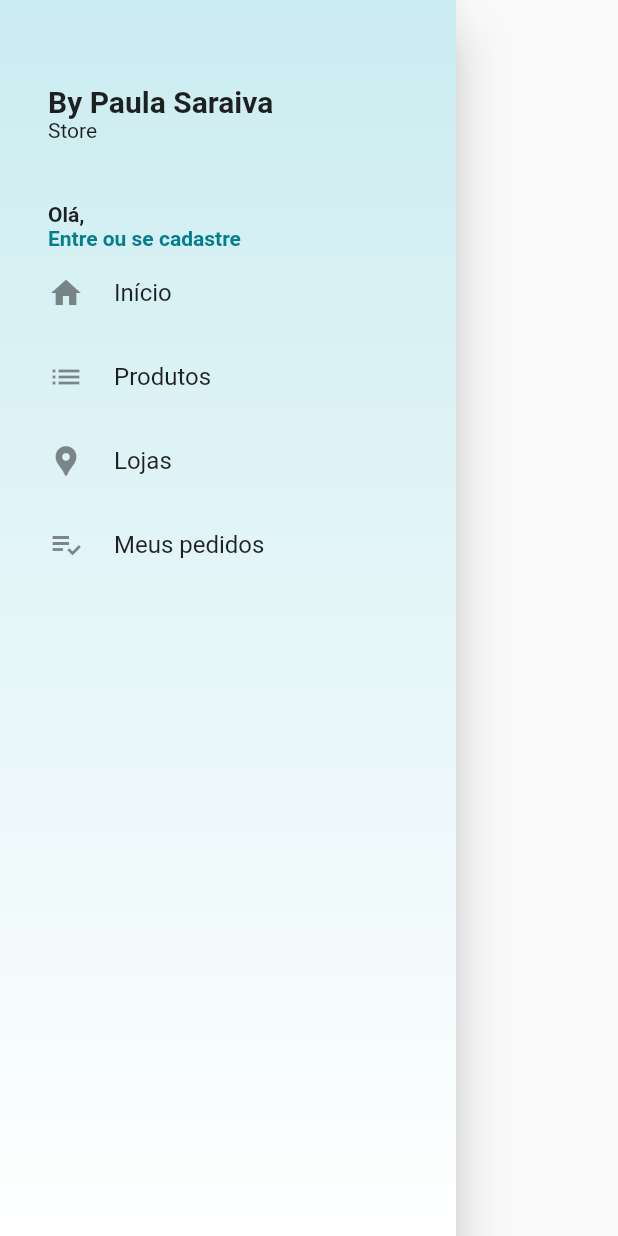
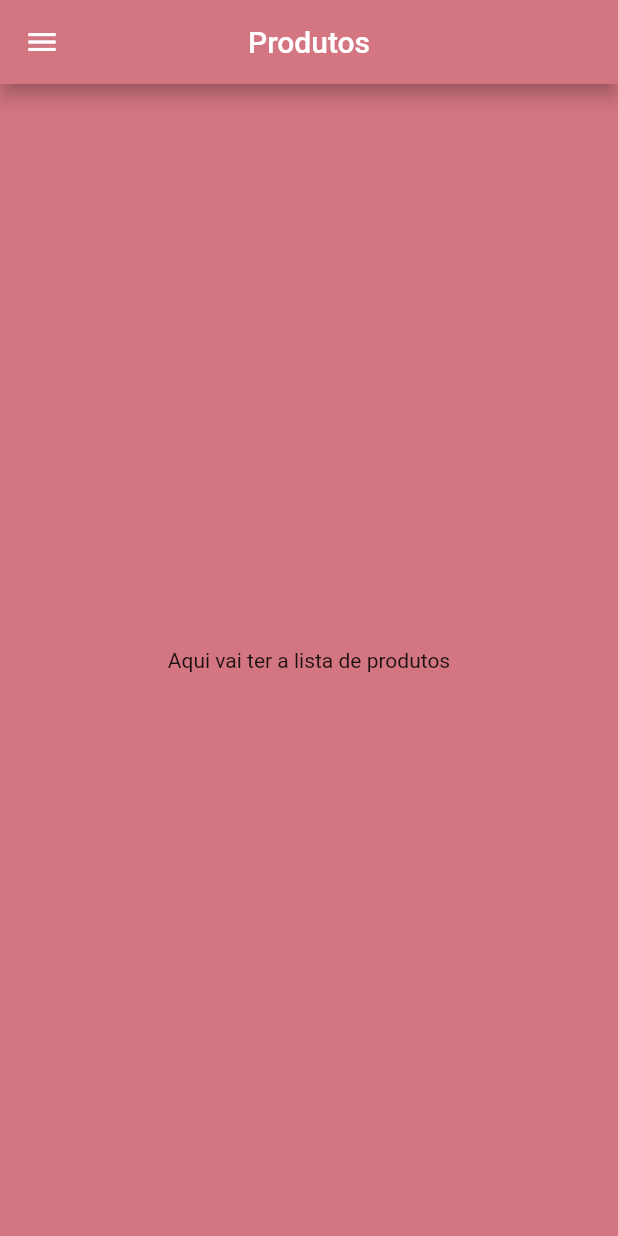
Before and after one commit to albertobezerra/storebypaulasaraiva_flutter, a Flutter app: the CustomDrawer widget shown alone on an empty page, opened directly, after a tap on "Produtos", on a phone screen of 412 x 824 dp. Run offline on Flutter 3.47's test engine with Material 2 defaults, Android fonts, the phone set to English and light mode, and no system bars; our stand-ins replace cloud_firestore, transparent_image; accounts and stored records are empty.

Commit message:
Visual das telas e drawer finalizado

```diff
--- /dev/null
+++ b/lib/paginas/produtos.dart
@@ -0,0 +1,205 @@
+import 'package:flutter/material.dart';
+
+import '../homepage.dart';
+import 'lojas.dart';
+import 'pedidos.dart';
+
+class Produtos extends StatelessWidget {
+  const Produtos({Key? key}) : super(key: key);
+
+  @override
+  Widget build(BuildContext context) {
+    final GlobalKey<ScaffoldState> _scaffoldKey =
+        new GlobalKey<ScaffoldState>();
+    return Scaffold(
+      key: _scaffoldKey,
+      drawer: Drawer(
+        child: Stack(
+          children: [
+            _buildDrawerBack(),
+            ListView(
+              padding: EdgeInsets.only(left: 32, top: 20),
+              children: [
+                Container(
+                  margin: EdgeInsets.only(bottom: 8),
+                  padding: EdgeInsets.fromLTRB(0, 16, 16, 8),
+                  height: MediaQuery.of(context).size.height,
+                  child: Stack(
+                    children: [
+                      Column(
+                        children: [
+                          Container(
+                            alignment: Alignment.topLeft,
+                            margin: EdgeInsets.only(top: 20),
+                            child: Text(
+                              'By Paula Saraiva',
+                              style: TextStyle(
+                                fontSize: 20,
+                                fontWeight: FontWeight.bold,
+                              ),
+                            ),
+                          ),
+                          Container(
+                            alignment: Alignment.topLeft,
+                            child: Text(
+                              'Store',
+                              style: TextStyle(
+                                fontSize: 14,
+                                fontWeight: FontWeight.w400,
+                              ),
+                            ),
+                          ),
+                          SizedBox(height: 20),
+                          Container(
+                            alignment: Alignment.topLeft,
+                            margin: EdgeInsets.only(top: 20),
+                            child: Column(
+                              crossAxisAlignment: CrossAxisAlignment.start,
+                              children: [
+                                TextButton(
+                                  onPressed: () {},
+                                  style: TextButton.styleFrom(
+                                    primary: Colors.white,
+                                    backgroundColor:
+                                        Color.fromARGB(255, 211, 118, 130),
+                                    onSurface: Colors.grey,
+                                  ),
+                                  child: Text('Entrar para comprar'),
+                                )
+                              ],
+                            ),
+                          ),
+                          Expanded(
+                            child: ListView(
+                              children: <Widget>[
+                                ListTile(
+                                  contentPadding:
+                                      EdgeInsets.zero, //tira o espaço padrão
+                                  title: Row(
+                                    children: <Widget>[
+                                      Icon(Icons.home),
+                                      SizedBox(width: 20),
+                                      Text("Início")
+                                    ],
+                                  ),
+                                  onTap: () {
+                                    Navigator.push(
+                                      context,
+                                      MaterialPageRoute(
+                                        builder: (context) => HomePage(),
+                                      ),
+                                    );
+                                  },
+                                ),
+                                ListTile(
+                                  contentPadding:
+                                      EdgeInsets.zero, //tira o espaço padrão
+                                  title: Row(
+                                    children: <Widget>[
+                                      Icon(
+                                        Icons.list,
+                                        color:
+                                            Color.fromARGB(255, 211, 118, 130),
+                                      ),
+                                      SizedBox(width: 20),
+                                      Text(
+                                        "Produtos",
+                                        style: TextStyle(
+                                          color: Color.fromARGB(
+                                              255, 211, 118, 130),
+                                        ),
+                                      )
+                                    ],
+                                  ),
+                                  onTap: () {
+                                    Navigator.push(
+                                      context,
+                                      MaterialPageRoute(
+                                        builder: (context) => Produtos(),
+                                      ),
+                                    );
+                                  },
+                                ),
+                                ListTile(
+                                  contentPadding:
+                                      EdgeInsets.zero, //tira o espaço padrão
+                                  title: Row(
+                                    children: <Widget>[
+                                      Icon(Icons.location_pin),
+                                      SizedBox(width: 20),
+                                      Text("Lojas")
+                                    ],
+                                  ),
+                                  onTap: () {
+                                    Navigator.push(
+                                      context,
+                                      MaterialPageRoute(
+                                        builder: (context) => Lojas(),
+                                      ),
+                                    );
+                                  },
+                                ),
+                                ListTile(
+                                  contentPadding:
+                                      EdgeInsets.zero, //tira o espaço padrão
+                                  title: Row(
+                                    children: <Widget>[
+                                      Icon(Icons.playlist_add_check),
+                                      SizedBox(width: 20),
+                                      Text("Meus pedidos")
+                                    ],
+                                  ),
+                                  onTap: () {
+                                    Navigator.push(
+                                      context,
+                                      MaterialPageRoute(
+                                        builder: (context) => Pedidos(),
+                                      ),
+                                    );
+                                  },
+                                ),
+                              ],
+                            ),
+                          )
+                        ],
+                      ),
+                    ],
+                  ),
+                ),
+              ],
+            ),
+          ],
+        ),
+      ),
+      backgroundColor: Color.fromARGB(255, 211, 118, 130),
+      appBar: AppBar(
+        elevation: 5,
+        title: Text('Produtos'),
+        centerTitle: true,
+        backgroundColor: Color.fromARGB(255, 211, 118, 130),
+        leading: IconButton(
+          onPressed: () => _scaffoldKey.currentState?.openDrawer(),
+          icon: Icon(Icons.menu),
+        ),
+      ),
+      body: Container(
+        child: Center(
+          child: Text('Aqui vai ter a lista de produtos'),
+        ),
+      ),
+    );
+  }
+}
+
+Widget _buildDrawerBack() => Container(
+      decoration: BoxDecoration(
+        gradient: LinearGradient(
+          colors: [
+            Colors.white,
+            Colors.white,
+          ],
+          begin: Alignment.topCenter,
+          end: Alignment.bottomCenter,
+        ),
+      ),
+    );
--- a/lib/widgets/drawer.dart
+++ b/lib/widgets/drawer.dart
@@ -1,4 +1,7 @@
 import 'package:flutter/material.dart';
+import 'package:storebypaulasaraiva/paginas/lojas.dart';
+import 'package:storebypaulasaraiva/paginas/pedidos.dart';
+import 'package:storebypaulasaraiva/paginas/produtos.dart';
 
 class CustomDrawer extends StatelessWidget {
   const CustomDrawer({Key? key}) : super(key: key);
@@ -9,7 +12,7 @@ class CustomDrawer extends StatelessWidget {
           decoration: BoxDecoration(
             gradient: LinearGradient(
               colors: [
-                Color.fromARGB(255, 203, 236, 241),
+                Colors.white,
                 Colors.white,
               ],
               begin: Alignment.topCenter,
@@ -38,9 +41,9 @@ class CustomDrawer extends StatelessWidget {
                           child: Text(
                             'By Paula Saraiva',
                             style: TextStyle(
-                              fontSize: 20,
-                              fontWeight: FontWeight.bold,
-                            ),
+                                fontSize: 20,
+                                fontWeight: FontWeight.bold,
+                                color: Colors.black),
                           ),
                         ),
                         Container(
@@ -48,9 +51,9 @@ class CustomDrawer extends StatelessWidget {
                           child: Text(
                             'Store',
                             style: TextStyle(
-                              fontSize: 14,
-                              fontWeight: FontWeight.w400,
-                            ),
+                                fontSize: 14,
+                                fontWeight: FontWeight.w400,
+                                color: Colors.black),
                           ),
                         ),
                         SizedBox(height: 20),
@@ -60,20 +63,15 @@ class CustomDrawer extends StatelessWidget {
                           child: Column(
                             crossAxisAlignment: CrossAxisAlignment.start,
                             children: [
-                              Text(
-                                'Olá,',
-                                style: TextStyle(
-                                  fontWeight: FontWeight.bold,
+                              TextButton(
+                                onPressed: () {},
+                                style: TextButton.styleFrom(
+                                  primary: Colors.white,
+                                  backgroundColor:
+                                      Color.fromARGB(255, 211, 118, 130),
+                                  onSurface: Colors.grey,
                                 ),
-                              ),
-                              GestureDetector(
-                                child: Text(
-                                  'Entre ou se cadastre',
-                                  style: TextStyle(
-                                      fontWeight: FontWeight.bold,
-                                      color: Theme.of(context).primaryColor),
-                                ),
-                                onTap: () {},
+                                child: Text('Entrar para comprar'),
                               )
                             ],
                           ),
@@ -86,9 +84,18 @@ class CustomDrawer extends StatelessWidget {
                                     EdgeInsets.zero, //tira o espaço padrão
                                 title: Row(
                                   children: <Widget>[
-                                    Icon(Icons.home),
+                                    Icon(
+                                      Icons.home,
+                                      color: Color.fromARGB(255, 211, 118, 130),
+                                    ),
                                     SizedBox(width: 20),
-                                    Text("Início")
+                                    Text(
+                                      "Início",
+                                      style: TextStyle(
+                                        color:
+                                            Color.fromARGB(255, 211, 118, 130),
+                                      ),
+                                    )
                                   ],
                                 ),
                                 onTap: () {},
@@ -103,7 +110,14 @@ class CustomDrawer extends StatelessWidget {
                                     Text("Produtos")
                                   ],
                                 ),
-                                onTap: () {},
+                                onTap: () {
+                                  Navigator.push(
+                                    context,
+                                    MaterialPageRoute(
+                                      builder: (context) => Produtos(),
+                                    ),
+                                  );
+                                },
                               ),
                               ListTile(
                                 contentPadding:
@@ -115,7 +129,14 @@ class CustomDrawer extends StatelessWidget {
                                     Text("Lojas")
                                   ],
                                 ),
-                                onTap: () {},
+                                onTap: () {
+                                  Navigator.push(
+                                    context,
+                                    MaterialPageRoute(
+                                      builder: (context) => Lojas(),
+                                    ),
+                                  );
+                                },
                               ),
                               ListTile(
                                 contentPadding:
@@ -127,7 +148,14 @@ class CustomDrawer extends StatelessWidget {
                                     Text("Meus pedidos")
                                   ],
                                 ),
-                                onTap: () {},
+                                onTap: () {
+                                  Navigator.push(
+                                    context,
+                                    MaterialPageRoute(
+                                      builder: (context) => Pedidos(),
+                                    ),
+                                  );
+                                },
                               ),
                             ],
                           ),
```
Also changed, not shown: lib/paginas/lojas.dart (added, +205 -0 lines), lib/paginas/pedidos.dart (added, +205 -0 lines), lib/tabs/home_tabs.dart (+3 -4 lines).
